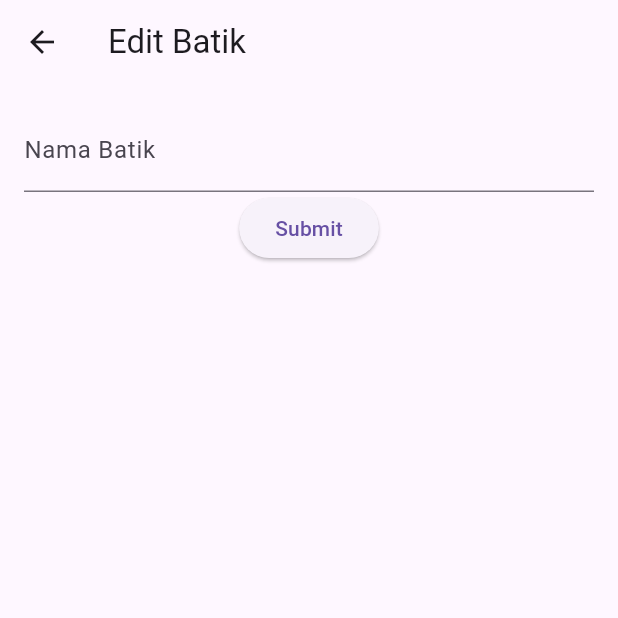
After one commit to PBP-F05/Batikalongan-mobile, a Flutter app: the EditEntryScreen screen opened directly, on a phone screen of 412 x 824 dp, the top half of it. The commit adds this screen. Run offline on Flutter 3.47's test engine with Material 3 defaults, Android fonts, the phone set to English and light mode, and no system bars; network calls fail.

Commit message:
baseline module gallery

```diff
--- /dev/null
+++ b/lib/gallery/screens/edit_entry_screen.dart
@@ -0,0 +1,21 @@
+import 'package:flutter/material.dart';
+import '../widgets/edit_entry_form.dart';
+
+class EditEntryScreen extends StatelessWidget {
+  const EditEntryScreen({super.key});
+
+  @override
+  Widget build(BuildContext context) {
+    return Scaffold(
+      appBar: AppBar(
+        title: const Text('Edit Batik'),
+      ),
+      body: EditEntryForm(
+        entryId: 'entry_1', // Placeholder for ID
+        onSubmit: (data) {
+          // Handle edit submission
+        },
+      ),
+    );
+  }
+}
--- /dev/null
+++ b/lib/gallery/widgets/edit_entry_form.dart
@@ -0,0 +1,19 @@
+import 'package:flutter/material.dart';
+import 'entry_form.dart';
+
+class EditEntryForm extends StatelessWidget {
+  final String entryId;
+  final void Function(Map<String, dynamic>) onSubmit;
+
+  const EditEntryForm({
+    super.key,
+    required this.entryId,
+    required this.onSubmit,
+  });
+
+  @override
+  Widget build(BuildContext context) {
+    // Similar to EntryForm but pre-filled data
+    return EntryForm(onSubmit: onSubmit); // Example usage of reuse
+  }
+}
--- /dev/null
+++ b/lib/gallery/widgets/entry_form.dart
@@ -0,0 +1,46 @@
+import 'package:flutter/material.dart';
+
+class EntryForm extends StatelessWidget {
+  final void Function(Map<String, dynamic>) onSubmit;
+  final Map<String, dynamic>? initialData;
+
+  const EntryForm({
+    super.key,
+    required this.onSubmit,
+    this.initialData,
+  });
+
+  @override
+  Widget build(BuildContext context) {
+    final _formKey = GlobalKey<FormState>();
+    final Map<String, dynamic> _data = initialData ?? {}; // Pastikan _data memiliki tipe Map<String, dynamic>
+
+    return Form(
+      key: _formKey,
+      child: SingleChildScrollView(
+        child: Padding(
+          padding: const EdgeInsets.all(16.0),
+          child: Column(
+            children: [
+              TextFormField(
+                initialValue: _data['nama_batik'] ?? '', // Gunakan data awal jika ada
+                decoration: const InputDecoration(labelText: 'Nama Batik'),
+                onSaved: (value) => _data['nama_batik'] = value ?? '',
+              ),
+              // Tambahkan field lain seperti deskripsi, makna, dll.
+              ElevatedButton(
+                onPressed: () {
+                  if (_formKey.currentState!.validate()) {
+                    _formKey.currentState!.save();
+                    onSubmit(_data); // Kirim data ke fungsi onSubmit
+                  }
+                },
+                child: const Text('Submit'),
+              ),
+            ],
+          ),
+        ),
+      ),
+    );
+  }
+}
--- a/lib/main.dart
+++ b/lib/main.dart
@@ -1,4 +1,5 @@
 import 'package:flutter/material.dart';
+import 'package:batikalongan_mobile/gallery/screens/gallery_screen.dart';
 
 class AppTheme {
   // Primary brand colors
@@ -74,20 +75,35 @@ class SplashScreen extends StatelessWidget {
     );
   }
 }
-
 class MyApp extends StatelessWidget {
-  const MyApp({Key? key}) : super(key: key);
+  const MyApp({super.key});
 
   @override
   Widget build(BuildContext context) {
     return MaterialApp(
-      title: 'Batikalongan',
       debugShowCheckedModeBanner: false,
-      theme: AppTheme.themeData,
-      home: const SplashScreen(),
+      title: 'Galeri Batik',
+      theme: ThemeData(
+        primarySwatch: Colors.orange,
+      ),
+      home: const GalleryScreen(),
     );
   }
 }
+
+// class MyApp extends StatelessWidget {
+//   const MyApp({Key? key}) : super(key: key);
+
+//   @override
+//   Widget build(BuildContext context) {
+//     return MaterialApp(
+//       title: 'Batikalongan',
+//       debugShowCheckedModeBanner: false,
+//       theme: AppTheme.themeData,
+//       home: const SplashScreen(),
+//     );
+//   }
+// }
 
 void main() {
   runApp(const MyApp());
```
Also changed, not shown: lib/gallery/screens/add_entry_screen.dart (added, +20 -0 lines), lib/gallery/screens/gallery_screen.dart (added, +50 -0 lines), lib/gallery/widgets/delete_confirmation_modal.dart (added, +26 -0 lines), lib/gallery/widgets/gallery_card.dart (added, +64 -0 lines), lib/gallery/widgets/pagination_controls.dart (added, +34 -0 lines).
